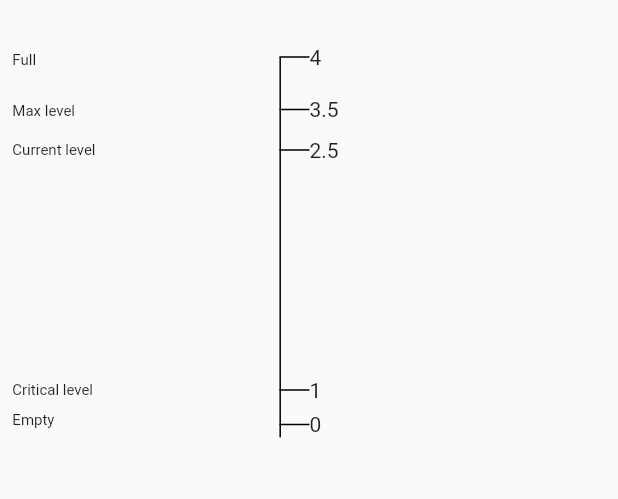
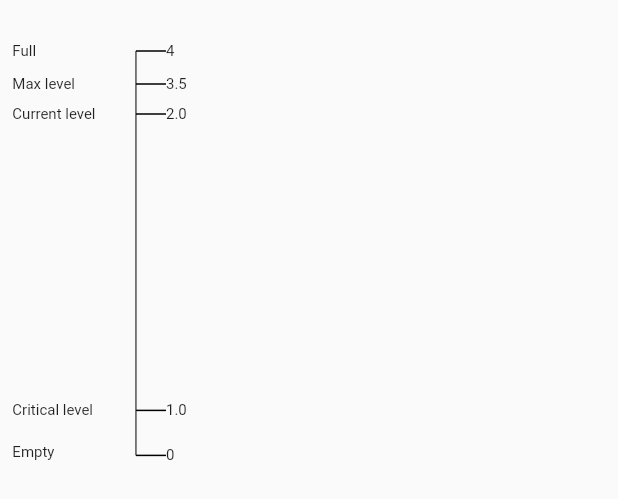
Before and after one commit to SyedOsamaAhmed/Smart-Water-Tank, a Flutter app: the Scale widget shown alone on an empty page, opened directly, on a phone screen of 412 x 824 dp. Shown: the top 499 px of the screen. Run offline on Flutter 3.47's test engine with Material 2 defaults, Android fonts, the phone set to English and light mode, and no system bars; our stand-ins replace flutter_switch, font_awesome_flutter, syncfusion_flutter_charts, syncfusion_flutter_sliders; missing offline and left inert: syncfusion_flutter_core.

Commit message:
ui bugs resolved in real device

```diff
--- a/lib/views/settings.dart
+++ b/lib/views/settings.dart
@@ -41,7 +41,7 @@ class _WaterLevelState extends State<WaterLevel> {
                   onPressed: () => Navigator.push(
                       context,
                       MaterialPageRoute(
-                        builder: (context) => const WaterGraph(),
+                        builder: (context) => const MainScreen(),
                       ))),
               IconButton(
                 icon: const Icon(Icons.refresh),
@@ -74,9 +74,9 @@ class _WaterLevelState extends State<WaterLevel> {
                     mainAxisAlignment: MainAxisAlignment.spaceEvenly,
                     children: [
                       FlutterSwitch(
-                        width: MediaQuery.of(context).size.width * 0.39,
-                        valueFontSize: 15.0,
-                        padding: 1.2,
+                        width: MediaQuery.of(context).size.width * 0.40,
+                        valueFontSize: 11.5,
+                        padding: 1.0,
                         toggleSize: 22.0,
                         value: activeStatusTank,
                         borderRadius: 30.0,
@@ -97,11 +97,11 @@ class _WaterLevelState extends State<WaterLevel> {
                       ),
                       FlutterSwitch(
                         width: MediaQuery.of(context).size.width * 0.18,
-                        valueFontSize: 15.0,
-                        toggleSize: 22.0,
+                        valueFontSize: 11.5,
+                        toggleSize: 24.0,
                         value: activeStatusUnits,
                         borderRadius: 30.0,
-                        padding: 6.0,
+                        padding: 1.0,
                         showOnOff: true,
                         activeText: "Ft",
                         inactiveText: "Meters",
--- a/lib/views/waterpump_main.dart
+++ b/lib/views/waterpump_main.dart
@@ -72,10 +72,9 @@ class _MainScreenState extends State<MainScreen> {
                     children: [
                       Expanded(
                         child: FlutterSwitch(
-                          width: MediaQuery.of(context).size.width * 0.39,
-                          // height: MediaQuery.of(context).size.height * 0.09,
-                          valueFontSize: 15.0,
-                          padding: 1.2,
+                          width: MediaQuery.of(context).size.width * 0.40,
+                          valueFontSize: 11.5,
+                          padding: 1.0,
                           toggleSize: 24.0,
                           value: activeStatusTank,
                           borderRadius: 30.0,
@@ -98,12 +97,11 @@ class _MainScreenState extends State<MainScreen> {
                       Expanded(
                         child: FlutterSwitch(
                           width: MediaQuery.of(context).size.width * 0.18,
-                          // height: MediaQuery.of(context).size.height * 0.09,
-                          valueFontSize: 15.0,
+                          valueFontSize: 11.5,
                           toggleSize: 24.0,
                           value: activeStatusUnits,
                           borderRadius: 30.0,
-                          padding: 6.0,
+                          padding: 1.0,
                           showOnOff: true,
                           activeText: "Ft",
                           inactiveText: "Meters",
@@ -138,10 +136,10 @@ class _MainScreenState extends State<MainScreen> {
             ),
             Padding(
               padding: const EdgeInsets.only(
-                  top: 10.0, left: 44.0, right: 44.0, bottom: 12.0),
+                  top: 10.0, left: 44.0, right: 44.0, bottom: 0.0),
               child: Container(
                 width: MediaQuery.of(context).size.width * 0.70,
-                height: MediaQuery.of(context).size.height * 0.14,
+                // height: MediaQuery.of(context).size.height * 0.14,
                 decoration: const BoxDecoration(
                     color: Color(0XFF93F3D2),
                     borderRadius: BorderRadius.all(Radius.circular(3.0)),
--- a/lib/views/widget/waterlevel_scale.dart
+++ b/lib/views/widget/waterlevel_scale.dart
@@ -5,18 +5,21 @@ class Scale extends StatelessWidget {
 
   @override
   Widget build(BuildContext context) {
+    Offset position = const Offset(0.0, 0.0);
     return ConstrainedBox(
         constraints: BoxConstraints(
+          maxWidth: MediaQuery.of(context).size.width,
           maxHeight: MediaQuery.of(context).size.height * 0.40,
         ),
         child: Row(mainAxisSize: MainAxisSize.max, children: [
-        Expanded(
-          child: SizedBox(
-            height: MediaQuery.of(context).size.height * 0.40,
-            child: Padding(
-              padding: const EdgeInsets.only(top: 34.0),
+          ConstrainedBox(
+            constraints: BoxConstraints(
+              maxWidth: MediaQuery.of(context).size.width * 0.20,
+            ),
             child: Stack(children: [
-                Row(
+              Positioned(
+                top: position.dy + 28,
+                child: Row(
                   children: [
                     SizedBox(width: MediaQuery.of(context).size.width * 0.02),
                     const Text(
@@ -25,8 +28,9 @@ class Scale extends StatelessWidget {
                     )
                   ],
                 ),
-                Padding(
-                  padding: const EdgeInsets.only(top: 34),
+              ),
+              Positioned(
+                top: position.dy + 50,
                 child: Row(
                   children: [
                     SizedBox(width: MediaQuery.of(context).size.width * 0.02),
@@ -37,8 +41,8 @@ class Scale extends StatelessWidget {
                   ],
                 ),
               ),
-                Padding(
-                  padding: const EdgeInsets.only(top: 60),
+              Positioned(
+                top: position.dy + 70,
                 child: Row(
                   children: [
                     SizedBox(width: MediaQuery.of(context).size.width * 0.02),
@@ -49,8 +53,8 @@ class Scale extends StatelessWidget {
                   ],
                 ),
               ),
-                Padding(
-                  padding: const EdgeInsets.only(top: 220),
+              Positioned(
+                bottom: position.dy + 50,
                 child: Row(
                   children: [
                     SizedBox(width: MediaQuery.of(context).size.width * 0.02),
@@ -61,8 +65,8 @@ class Scale extends StatelessWidget {
                   ],
                 ),
               ),
-                Padding(
-                  padding: const EdgeInsets.only(top: 240),
+              Positioned(
+                bottom: position.dy + 22,
                 child: Row(
                   children: [
                     SizedBox(width: MediaQuery.of(context).size.width * 0.02),
@@ -75,23 +79,26 @@ class Scale extends StatelessWidget {
               ),
             ]),
           ),
-          ),
+          SizedBox(
+            width: MediaQuery.of(context).size.width * 0.02,
           ),
           const Flexible(
             child: VerticalDivider(
               color: Colors.black,
               width: 0.0,
-            thickness: 1.0,
-            indent: 38.0,
-            endIndent: 38.0,
+              indent: 34.0,
+              endIndent: 26.0,
             ),
           ),
-        SizedBox(
-          height: MediaQuery.of(context).size.height * 0.40,
-          child: Padding(
-            padding: const EdgeInsets.only(top: 30.0),
-            child: Stack(children: [
-              Row(
+          ConstrainedBox(
+            constraints: BoxConstraints(
+              maxWidth: MediaQuery.of(context).size.width * 0.20,
+            ),
+            child: Stack(
+              children: [
+                Positioned(
+                  top: position.dy + 28,
+                  child: Row(
                     children: [
                       SizedBox(
                         width: 20,
@@ -102,75 +109,96 @@ class Scale extends StatelessWidget {
                           ),
                         ),
                       ),
-                  const Text("4"),
+                      const Text(
+                        "4",
+                        style: TextStyle(fontSize: 10),
+                      ),
                     ],
                   ),
-              Padding(
-                padding: const EdgeInsets.only(right: 0.0, top: 35),
+                ),
+                Positioned(
+                  top: position.dy + 50,
                   child: Row(
                     children: [
                       SizedBox(
                         width: 20,
                         height: 1,
                         child: Container(
-                        decoration: const BoxDecoration(color: Colors.black),
+                          decoration: const BoxDecoration(
+                            color: Colors.black,
                           ),
                         ),
-                    const Text("3.5"),
+                      ),
+                      const Text(
+                        "3.5",
+                        style: TextStyle(fontSize: 10),
+                      ),
                     ],
                   ),
                 ),
-              Padding(
-                padding: const EdgeInsets.only(right: 0.0, top: 62),
+                Positioned(
+                  top: position.dy + 70,
                   child: Row(
                     children: [
                       SizedBox(
                         width: 20,
                         height: 1,
                         child: Container(
-                        decoration: const BoxDecoration(color: Colors.black),
+                          decoration: const BoxDecoration(
+                            color: Colors.black,
+                          ),
                         ),
                       ),
                       const Text(
-                      "2.5",
+                        "2.0",
+                        style: TextStyle(fontSize: 10),
                       ),
                     ],
                   ),
                 ),
-              Padding(
-                padding: const EdgeInsets.only(right: 0.0, top: 222),
+                Positioned(
+                  bottom: position.dy + 50,
                   child: Row(
                     children: [
                       SizedBox(
                         width: 20,
                         height: 1,
                         child: Container(
-                        decoration: const BoxDecoration(color: Colors.black),
+                          decoration: const BoxDecoration(
+                            color: Colors.black,
                           ),
                         ),
-                    const Text("1"),
+                      ),
+                      const Text(
+                        "1.0",
+                        style: TextStyle(fontSize: 10),
+                      ),
                     ],
                   ),
                 ),
-              Padding(
-                padding: const EdgeInsets.only(right: 0.0, top: 245),
+                Positioned(
+                  bottom: position.dy + 20,
                   child: Row(
                     children: [
                       SizedBox(
                         width: 20,
                         height: 1,
                         child: Container(
-                        decoration: const BoxDecoration(color: Colors.black),
+                          decoration: const BoxDecoration(
+                            color: Colors.black,
                           ),
                         ),
-                    const Text("0"),
+                      ),
+                      const Text(
+                        "0",
+                        style: TextStyle(fontSize: 10),
+                      ),
                     ],
                   ),
                 ),
-            ]),
+              ],
             ),
-        ),
-      ]),
-    );
+          )
+        ]));
   }
 }
```
Lines whose indentation alone changed are shown as unchanged.
